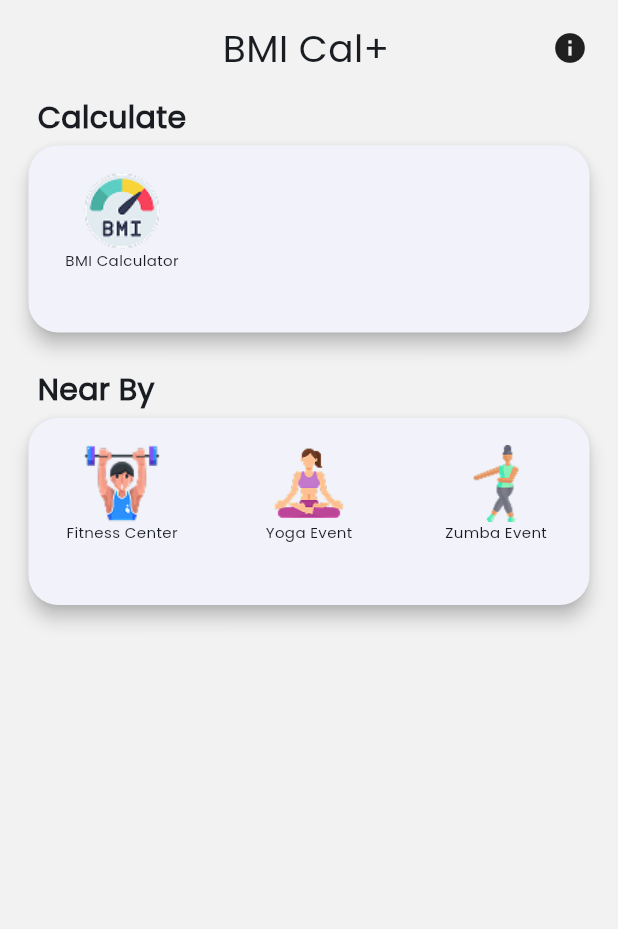
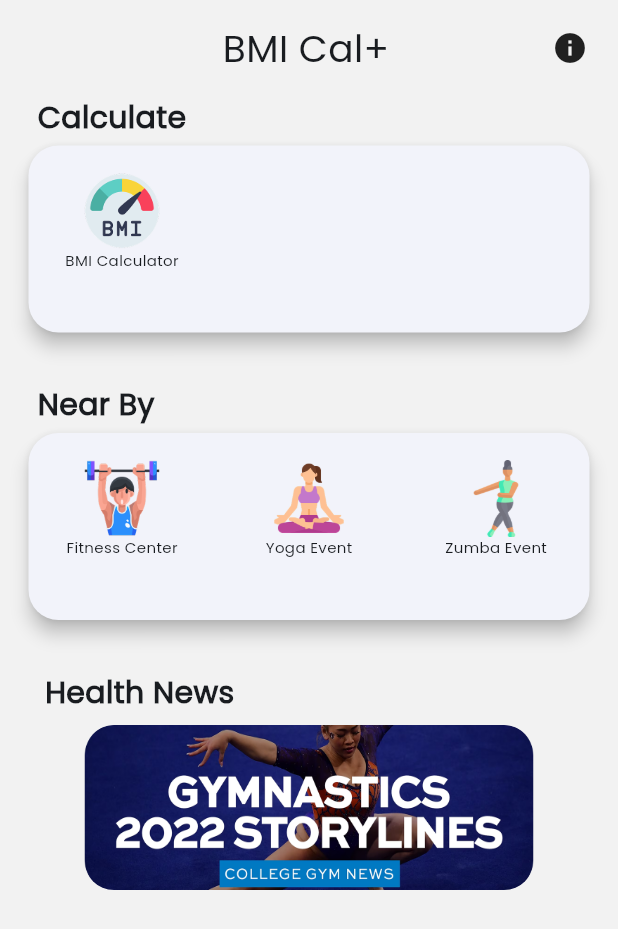
Before and after one commit to ParthaDasBassetti/bmi-calculator, a Flutter app: the HomePage screen opened directly, on a phone screen of 412 x 824 dp. Shown: the top 929 px of the screen. Run offline on Flutter 3.47's test engine with Material 3 defaults, Android fonts, the phone set to English and light mode, and no system bars; our stand-ins replace font_awesome_flutter.

Commit message:
[UPD] health news

```diff
--- a/lib/home.dart
+++ b/lib/home.dart
@@ -70,8 +70,38 @@ class _HomePageState extends State<HomePage> {
             ),
             itemBox(cardOptions: calculateOptions, title: "Calculate"),
             Container(
-              margin: EdgeInsets.only(top: 20),
+              margin: EdgeInsets.only(top: 30),
               child: itemBox(cardOptions: nearbyOptions, title: "Near By"),
+            ),
+            Container(
+              margin: EdgeInsets.only(top: 30, left: 20, right: 20),
+              child: Column(
+                children: [
+                  Align(
+                    alignment: Alignment.centerLeft,
+                    child: Container(
+                      margin: EdgeInsets.only(left: 10,bottom: 7),
+                      child: Text(
+                        "Health News",
+                        style: TextStyle(
+                          fontFamily: "Poppins",
+                          fontWeight: FontWeight.w600,
+                          fontSize: 20,
+                        ),
+                      ),
+                    ),
+                  ),
+                  ClipRRect(
+                    borderRadius: BorderRadius.circular(20),
+                    child: Image.asset(
+                      "assets/images/healthNews.png",
+                      height: 110,
+                      width: 300,
+                      fit: BoxFit.fill,
+                    ),
+                  ),
+                ],
+              ),
             ),
           ],
         ),
```
Also changed, not shown: assets/images/bmi.png, assets/images/healthNews.png (added), assets/images/lotus.png, assets/images/weightlifter.png, assets/images/zumba.png.
